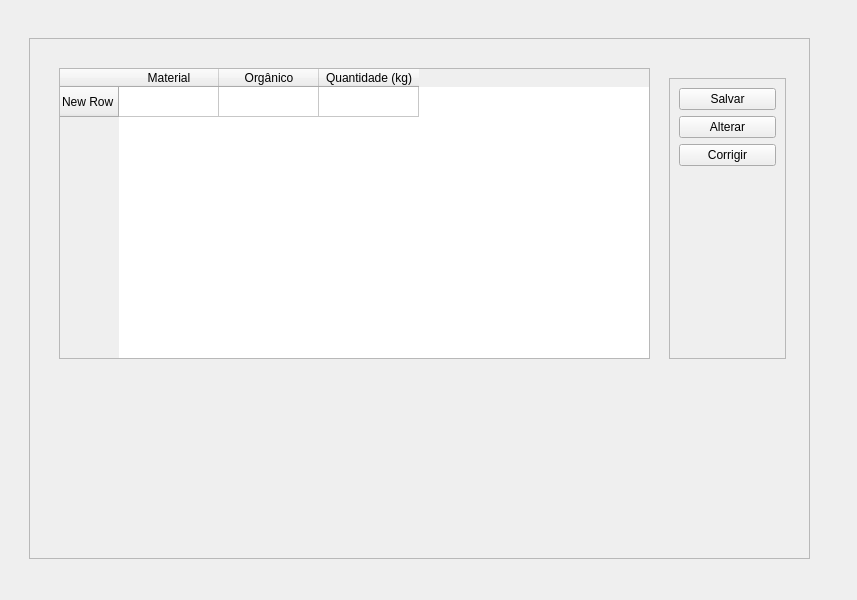
The window that src/danos_new.ui (eduardaasm/proj_danos_causados) describes before a commit, drawn with Qt 5.
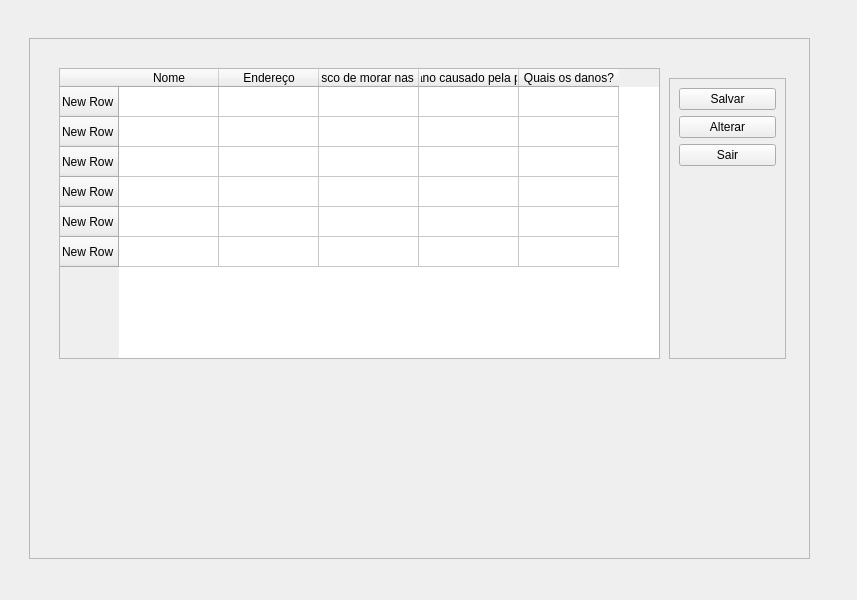
The same window after the commit. The open tabs and pages were chosen to show the change.

What changed in the file:
```diff
--- a/src/danos_new.ui
+++ b/src/danos_new.ui
@@ -353,7 +353,7 @@
           <rect>
            <x>30</x>
            <y>30</y>
-           <width>591</width>
+           <width>601</width>
            <height>291</height>
           </rect>
          </property>
@@ -362,21 +362,101 @@
            <string>New Row</string>
           </property>
          </row>
+         <row>
+          <property name="text">
+           <string>New Row</string>
+          </property>
+         </row>
+         <row>
+          <property name="text">
+           <string>New Row</string>
+          </property>
+         </row>
+         <row>
+          <property name="text">
+           <string>New Row</string>
+          </property>
+         </row>
+         <row>
+          <property name="text">
+           <string>New Row</string>
+          </property>
+         </row>
+         <row>
+          <property name="text">
+           <string>New Row</string>
+          </property>
+         </row>
          <column>
           <property name="text">
-           <string>Material</string>
+           <string>Nome</string>
           </property>
          </column>
          <column>
           <property name="text">
-           <string>Orgânico</string>
+           <string>Endereço</string>
           </property>
          </column>
          <column>
           <property name="text">
-           <string>Quantidade (kg)</string>
+           <string>Qual o maior risco de morar nas proximidades?</string>
           </property>
          </column>
+         <column>
+          <property name="text">
+           <string>Apresenta algum dano causado pela proximidade ao rio ?</string>
+          </property>
+         </column>
+         <column>
+          <property name="text">
+           <string>Quais os danos?</string>
+          </property>
+         </column>
+         <item row="0" column="0">
+          <property name="text">
+           <string/>
+          </property>
+         </item>
+         <item row="0" column="1">
+          <property name="text">
+           <string/>
+          </property>
+         </item>
+         <item row="0" column="2">
+          <property name="text">
+           <string/>
+          </property>
+         </item>
+         <item row="0" column="3">
+          <property name="text">
+           <string/>
+          </property>
+         </item>
+         <item row="0" column="4">
+          <property name="text">
+           <string/>
+          </property>
+         </item>
+         <item row="1" column="0">
+          <property name="text">
+           <string/>
+          </property>
+         </item>
+         <item row="1" column="1">
+          <property name="text">
+           <string/>
+          </property>
+         </item>
+         <item row="1" column="2">
+          <property name="text">
+           <string/>
+          </property>
+         </item>
+         <item row="1" column="3">
+          <property name="text">
+           <string/>
+          </property>
+         </item>
         </widget>
         <widget class="QFrame" name="frame_botoes_salvar_alterar">
          <property name="geometry">
@@ -411,7 +491,7 @@
           <item>
            <widget class="QPushButton" name="pushButton_corrigir">
             <property name="text">
-             <string>Corrigir</string>
+             <string>Sair</string>
             </property>
            </widget>
           </item>
```
Left out of the diff: 136 changed lines with no effect on the pictures.
